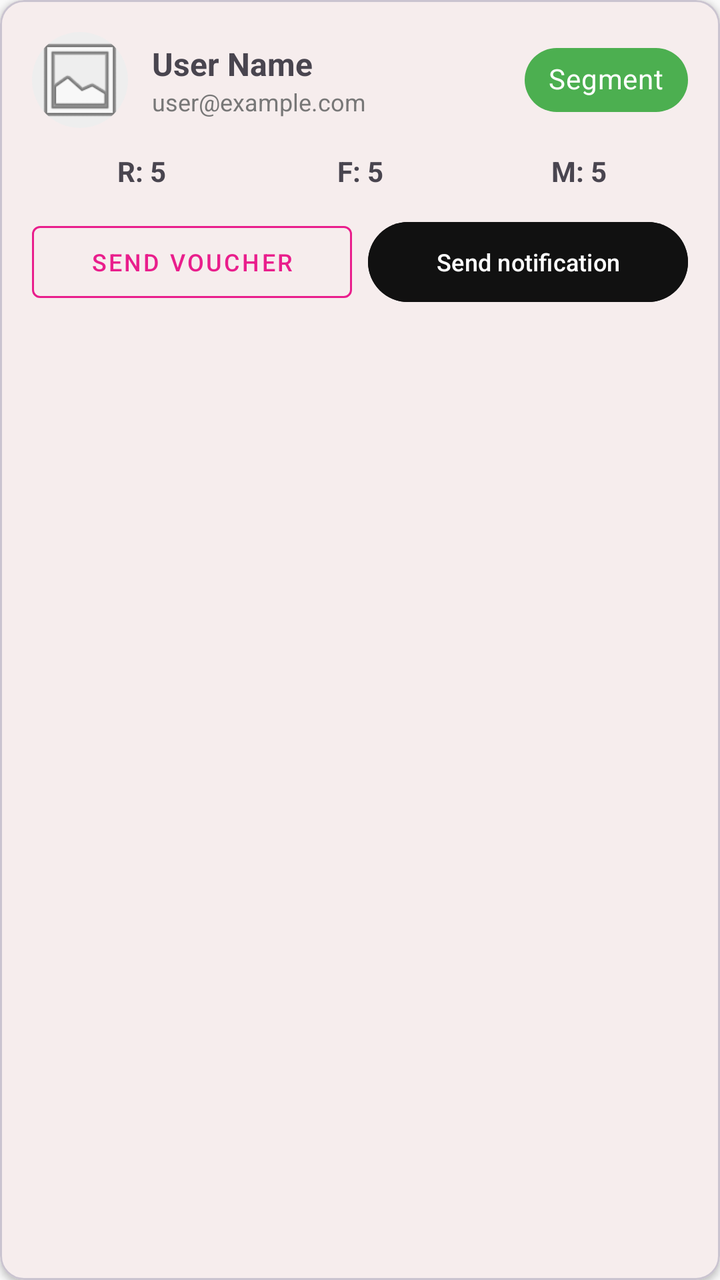
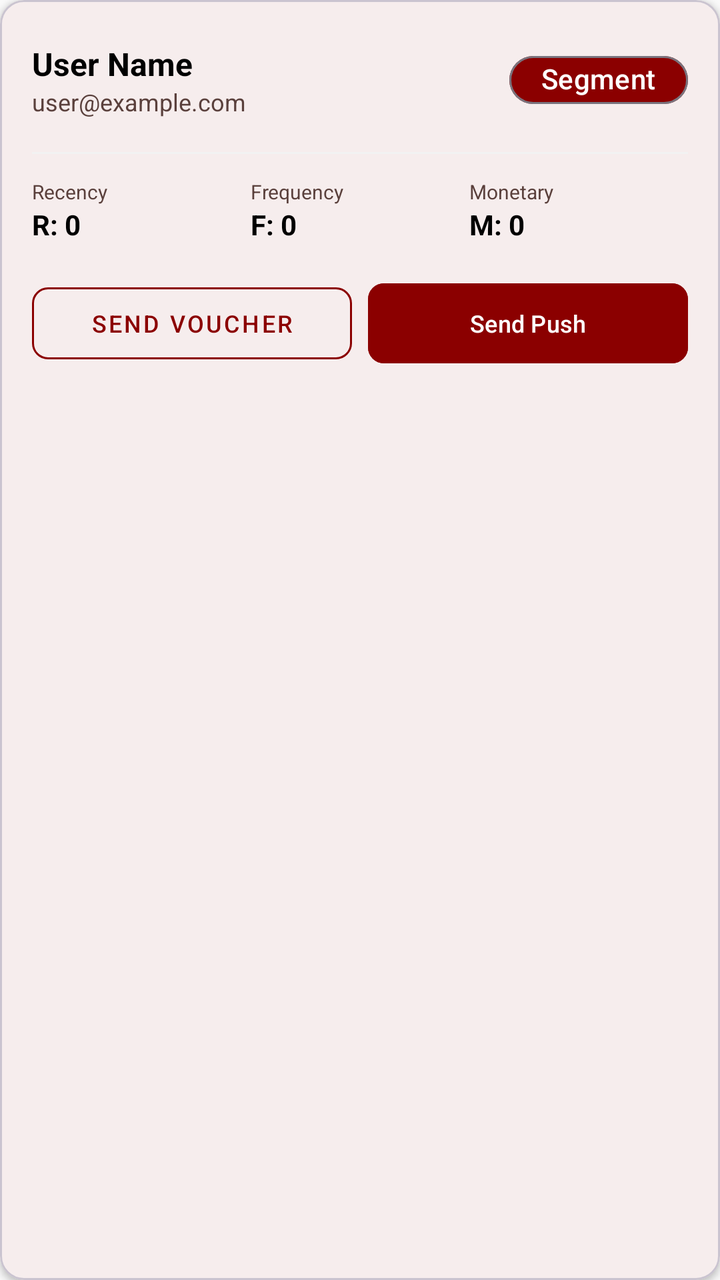

Two renders of the same Android screen: before a commit and after it. Below are the layout's source before the change and the commit's diff.
<!-- AndroidManifest.xml: application theme Theme.TirTirMCommerce -->
<!-- res/layout/item_churn_user.xml -->
<?xml version="1.0" encoding="utf-8"?>
<com.google.android.material.card.MaterialCardView xmlns:android="http://schemas.android.com/apk/res/android"
    xmlns:app="http://schemas.android.com/apk/res-auto"
    android:layout_width="match_parent"
    android:layout_height="wrap_content"
    android:layout_margin="8dp"
    app:cardCornerRadius="12dp"
    app:cardElevation="2dp">

    <LinearLayout
        android:layout_width="match_parent"
        android:layout_height="wrap_content"
        android:orientation="vertical"
        android:padding="16dp">

        <LinearLayout
            android:layout_width="match_parent"
            android:layout_height="wrap_content"
            android:orientation="horizontal"
            android:gravity="center_vertical">

            <com.google.android.material.imageview.ShapeableImageView
                android:id="@+id/ivUserAvatar"
                android:layout_width="48dp"
                android:layout_height="48dp"
                android:scaleType="centerCrop"
                app:shapeAppearanceOverlay="@style/CircleImage"
                android:src="@android:drawable/ic_menu_gallery"
                android:background="#EEEEEE" />

            <LinearLayout
                android:layout_width="0dp"
                android:layout_height="wrap_content"
                android:layout_weight="1"
                android:orientation="vertical"
                android:layout_marginStart="12dp">

                <TextView
                    android:id="@+id/tvChurnUserName"
                    android:layout_width="wrap_content"
                    android:layout_height="wrap_content"
                    android:text="User Name"
                    android:textStyle="bold"
                    android:textSize="16sp" />

                <TextView
                    android:id="@+id/tvChurnUserEmail"
                    android:layout_width="wrap_content"
                    android:layout_height="wrap_content"
                    android:text="user@example.com"
                    android:textSize="12sp"
                    android:textColor="#777777" />
            </LinearLayout>

            <com.google.android.material.chip.Chip
                android:id="@+id/chipSegment"
                android:layout_width="wrap_content"
                android:layout_height="wrap_content"
                android:text="Segment"
                android:textColor="#FFFFFF"
                app:chipBackgroundColor="#4CAF50"
                style="@style/Widget.MaterialComponents.Chip.Action" />
        </LinearLayout>

        <LinearLayout
            android:layout_width="match_parent"
            android:layout_height="wrap_content"
            android:orientation="horizontal"
            android:layout_marginTop="12dp"
            android:layout_marginBottom="12dp"
            android:gravity="center">

            <TextView
                android:id="@+id/tvScoreR"
                android:layout_width="0dp"
                android:layout_height="wrap_content"
                android:layout_weight="1"
                android:text="R: 5"
                android:textStyle="bold"
                android:gravity="center" />

            <TextView
                android:id="@+id/tvScoreF"
                android:layout_width="0dp"
                android:layout_height="wrap_content"
                android:layout_weight="1"
                android:text="F: 5"
                android:textStyle="bold"
                android:gravity="center" />

            <TextView
                android:id="@+id/tvScoreM"
                android:layout_width="0dp"
                android:layout_height="wrap_content"
                android:layout_weight="1"
                android:text="M: 5"
                android:textStyle="bold"
                android:gravity="center" />
        </LinearLayout>

        <LinearLayout
            android:layout_width="match_parent"
            android:layout_height="wrap_content"
            android:orientation="horizontal">

            <com.google.android.material.button.MaterialButton
                android:id="@+id/btnSendVoucher"
                style="@style/Widget.MaterialComponents.Button.OutlinedButton"
                android:layout_width="0dp"
                android:layout_height="wrap_content"
                android:layout_weight="1"
                android:text="Send voucher"
                android:textSize="12sp"
                android:layout_marginEnd="4dp"
                app:strokeColor="#E91E8C"
                android:textColor="#E91E8C" />

            <com.google.android.material.button.MaterialButton
                android:id="@+id/btnSendFCM"
                android:layout_width="0dp"
                android:layout_height="wrap_content"
                android:layout_weight="1"
                android:text="Send notification"
                android:textSize="12sp"
                android:layout_marginStart="4dp"
                android:backgroundTint="#111111" />
        </LinearLayout>

    </LinearLayout>
</com.google.android.material.card.MaterialCardView>
<!-- resources referenced by this layout -->
<resources>
  <style name="CircleImage" parent="">
          <item name="cornerSize">50%</item>
      </style>
  <style name="Theme.TirTirMCommerce" parent="Base.Theme.TirTirMCommerce" />
  <style name="Base.Theme.TirTirMCommerce" parent="Theme.Material3.DayNight.NoActionBar">
          
          <item name="colorPrimary">@color/tirtir_red_primary</item>
          <item name="colorPrimaryDark">@color/tirtir_red_dark</item>
          <item name="colorPrimaryContainer">@color/tirtir_red_surface</item>
  
          
          <item name="colorOnPrimary">@color/tirtir_white</item>
          <item name="colorOnPrimaryContainer">@color/tirtir_red_primary</item>
  
          
          <item name="colorSecondary">@color/tirtir_black</item>
          <item name="colorOnSecondary">@color/tirtir_white</item>
          <item name="colorSecondaryContainer">@color/tirtir_red_surface</item>
          <item name="colorOnSecondaryContainer">@color/tirtir_red_primary</item>
  
          
          <item name="colorSurface">@color/tirtir_white</item>
          <item name="colorOnSurface">@color/tirtir_black</item>
          <item name="colorSurfaceVariant">@color/tirtir_off_white</item>
  
          
          <item name="android:windowBackground">@color/tirtir_off_white</item>
          <item name="android:statusBarColor">@color/tirtir_white</item>
          <item name="android:windowLightStatusBar">true</item>
  
          
          <item name="colorError">@color/tirtir_error</item>
      </style>
  <color name="tirtir_red_primary">#8B0000</color>
  <color name="tirtir_red_dark">#610000</color>
  <color name="tirtir_red_surface">#FFF4F3</color>
  <color name="tirtir_white">#FFFFFF</color>
  <color name="tirtir_black">#1A1C1C</color>
  <color name="tirtir_off_white">#F9F9F9</color>
  <color name="tirtir_error">#D32F2F</color>
</resources>

<!-- the commit's change to res/layout/item_churn_user.xml (unified diff, before → after) -->
@@ -3,7 +3,8 @@
     xmlns:app="http://schemas.android.com/apk/res-auto"
     android:layout_width="match_parent"
     android:layout_height="wrap_content"
-    android:layout_margin="8dp"
+    android:layout_marginHorizontal="16dp"
+    android:layout_marginVertical="8dp"
     app:cardCornerRadius="12dp"
     app:cardElevation="2dp">
 
@@ -16,40 +17,31 @@
         <LinearLayout
             android:layout_width="match_parent"
             android:layout_height="wrap_content"
-            android:orientation="horizontal"
-            android:gravity="center_vertical">
-
-            <com.google.android.material.imageview.ShapeableImageView
-                android:id="@+id/ivUserAvatar"
-                android:layout_width="48dp"
-                android:layout_height="48dp"
-                android:scaleType="centerCrop"
-                app:shapeAppearanceOverlay="@style/CircleImage"
-                android:src="@android:drawable/ic_menu_gallery"
-                android:background="#EEEEEE" />
+            android:gravity="center_vertical"
+            android:orientation="horizontal">
 
             <LinearLayout
                 android:layout_width="0dp"
                 android:layout_height="wrap_content"
                 android:layout_weight="1"
-                android:orientation="vertical"
-                android:layout_marginStart="12dp">
+                android:orientation="vertical">
 
                 <TextView
                     android:id="@+id/tvChurnUserName"
                     android:layout_width="wrap_content"
                     android:layout_height="wrap_content"
                     android:text="User Name"
-                    android:textStyle="bold"
-                    android:textSize="16sp" />
+                    android:textColor="@color/black"
+                    android:textSize="16sp"
+                    android:textStyle="bold" />
 
                 <TextView
                     android:id="@+id/tvChurnUserEmail"
                     android:layout_width="wrap_content"
                     android:layout_height="wrap_content"
                     android:text="user@example.com"
-                    android:textSize="12sp"
-                    android:textColor="#777777" />
+                    android:textColor="@color/tirtir_text_secondary"
+                    android:textSize="12sp" />
             </LinearLayout>
 
             <com.google.android.material.chip.Chip
@@ -57,50 +49,91 @@
                 android:layout_width="wrap_content"
                 android:layout_height="wrap_content"
                 android:text="Segment"
-                android:textColor="#FFFFFF"
-                app:chipBackgroundColor="#4CAF50"
-                style="@style/Widget.MaterialComponents.Chip.Action" />
+                android:textColor="@color/white"
+                app:chipBackgroundColor="@color/tirtir_red_primary"
+                app:chipCornerRadius="16dp"
+                app:chipMinHeight="24dp" />
+        </LinearLayout>
+
+        <View
+            android:layout_width="match_parent"
+            android:layout_height="1dp"
+            android:layout_marginVertical="12dp"
+            android:background="@color/tirtir_surface_variant" />
+
+        <LinearLayout
+            android:layout_width="match_parent"
+            android:layout_height="wrap_content"
+            android:orientation="horizontal">
+
+            <LinearLayout
+                android:layout_width="0dp"
+                android:layout_height="wrap_content"
+                android:layout_weight="1"
+                android:orientation="vertical">
+                <TextView
+                    android:layout_width="wrap_content"
+                    android:layout_height="wrap_content"
+                    android:text="Recency"
+                    android:textSize="10sp"
+                    android:textColor="@color/tirtir_text_secondary"/>
+                <TextView
+                    android:id="@+id/tvScoreR"
+                    android:layout_width="wrap_content"
+                    android:layout_height="wrap_content"
+                    android:text="R: 0"
+                    android:textColor="@color/black"
+                    android:textSize="14sp"
+                    android:textStyle="bold"/>
+            </LinearLayout>
+
+            <LinearLayout
+                android:layout_width="0dp"
+                android:layout_height="wrap_content"
+                android:layout_weight="1"
+                android:orientation="vertical">
+                <TextView
+                    android:layout_width="wrap_content"
+                    android:layout_height="wrap_content"
+                    android:text="Frequency"
+                    android:textSize="10sp"
+                    android:textColor="@color/tirtir_text_secondary"/>
+                <TextView
+                    android:id="@+id/tvScoreF"
+                    android:layout_width="wrap_content"
+                    android:layout_height="wrap_content"
+                    android:text="F: 0"
+                    android:textColor="@color/black"
+                    android:textSize="14sp"
+                    android:textStyle="bold"/>
+            </LinearLayout>
+
+            <LinearLayout
+                android:layout_width="0dp"
+                android:layout_height="wrap_content"
+                android:layout_weight="1"
+                android:orientation="vertical">
+                <TextView
+                    android:layout_width="wrap_content"
+                    android:layout_height="wrap_content"
+                    android:text="Monetary"
+                    android:textSize="10sp"
+                    android:textColor="@color/tirtir_text_secondary"/>
+                <TextView
+                    android:id="@+id/tvScoreM"
+                    android:layout_width="wrap_content"
+                    android:layout_height="wrap_content"
+                    android:text="M: 0"
+                    android:textColor="@color/black"
+                    android:textSize="14sp"
+                    android:textStyle="bold"/>
+            </LinearLayout>
         </LinearLayout>
 
         <LinearLayout
             android:layout_width="match_parent"
             android:layout_height="wrap_content"
-            android:orientation="horizontal"
-            android:layout_marginTop="12dp"
-            android:layout_marginBottom="12dp"
-            android:gravity="center">
-
-            <TextView
-                android:id="@+id/tvScoreR"
-                android:layout_width="0dp"
-                android:layout_height="wrap_content"
-                android:layout_weight="1"
-                android:text="R: 5"
-                android:textStyle="bold"
-                android:gravity="center" />
-
-            <TextView
-                android:id="@+id/tvScoreF"
-                android:layout_width="0dp"
-                android:layout_height="wrap_content"
-                android:layout_weight="1"
-                android:text="F: 5"
-                android:textStyle="bold"
-                android:gravity="center" />
-
-            <TextView
-                android:id="@+id/tvScoreM"
-                android:layout_width="0dp"
-                android:layout_height="wrap_content"
-                android:layout_weight="1"
-                android:text="M: 5"
-                android:textStyle="bold"
-                android:gravity="center" />
-        </LinearLayout>
-
-        <LinearLayout
-            android:layout_width="match_parent"
-            android:layout_height="wrap_content"
+            android:layout_marginTop="16dp"
             android:orientation="horizontal">
 
             <com.google.android.material.button.MaterialButton
@@ -108,23 +141,23 @@
                 style="@style/Widget.MaterialComponents.Button.OutlinedButton"
                 android:layout_width="0dp"
                 android:layout_height="wrap_content"
+                android:layout_marginEnd="8dp"
                 android:layout_weight="1"
-                android:text="Send voucher"
+                android:text="Send Voucher"
                 android:textSize="12sp"
-                android:layout_marginEnd="4dp"
-                app:strokeColor="#E91E8C"
-                android:textColor="#E91E8C" />
+                app:cornerRadius="8dp"
+                app:strokeColor="@color/tirtir_red_primary" />
 
             <com.google.android.material.button.MaterialButton
                 android:id="@+id/btnSendFCM"
                 android:layout_width="0dp"
                 android:layout_height="wrap_content"
                 android:layout_weight="1"
-                android:text="Send notification"
+                android:backgroundTint="@color/tirtir_red_primary"
+                android:text="Send Push"
+                android:textColor="@color/white"
                 android:textSize="12sp"
-                android:layout_marginStart="4dp"
-                android:backgroundTint="#111111" />
+                app:cornerRadius="8dp" />
         </LinearLayout>
-
     </LinearLayout>
 </com.google.android.material.card.MaterialCardView>
<!-- resource entries referenced after the edit -->
@@ -1,8 +1,6 @@
 <!-- resources referenced by this layout -->
 <resources>
-  <style name="CircleImage" parent="">
-          <item name="cornerSize">50%</item>
-      </style>
+  <color name="black">#000000</color>
   <style name="Theme.TirTirMCommerce" parent="Base.Theme.TirTirMCommerce" />
   <style name="Base.Theme.TirTirMCommerce" parent="Theme.Material3.DayNight.NoActionBar">
           
@@ -34,6 +32,9 @@
           <item name="colorError">@color/tirtir_error</item>
       </style>
   <color name="tirtir_red_primary">#8B0000</color>
+  <color name="tirtir_surface_variant">#F2F2F2</color>
+  <color name="tirtir_text_secondary">#5A403C</color>
+  <color name="white">#FFFFFF</color>
   <color name="tirtir_red_dark">#610000</color>
   <color name="tirtir_red_surface">#FFF4F3</color>
   <color name="tirtir_white">#FFFFFF</color>
